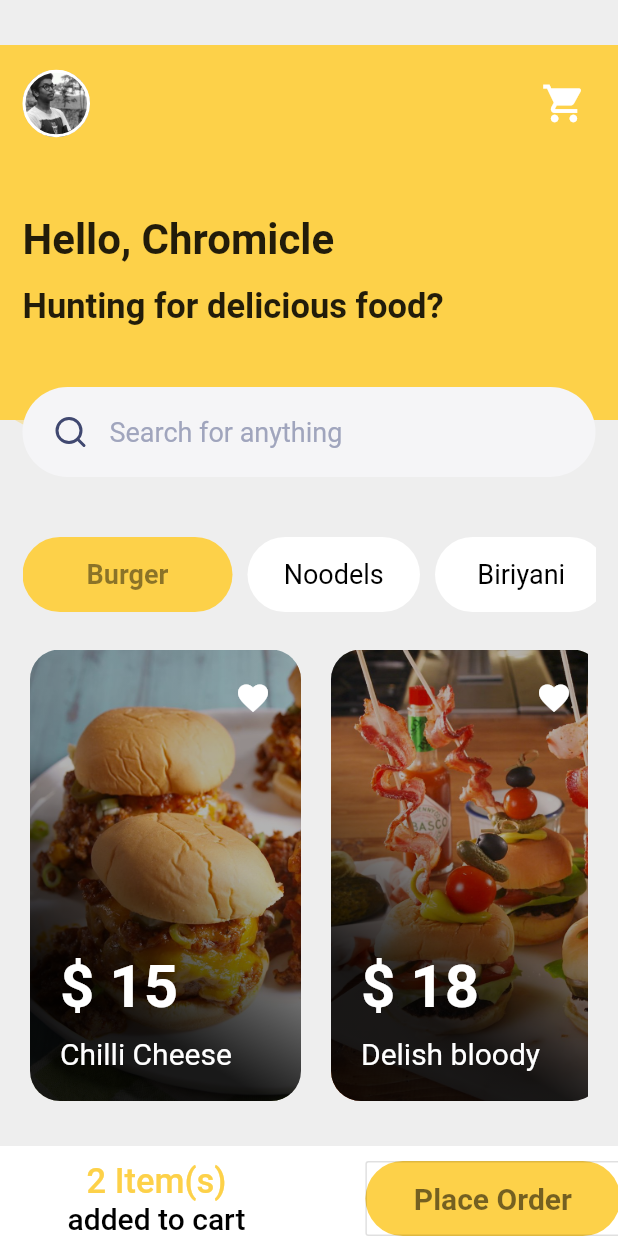
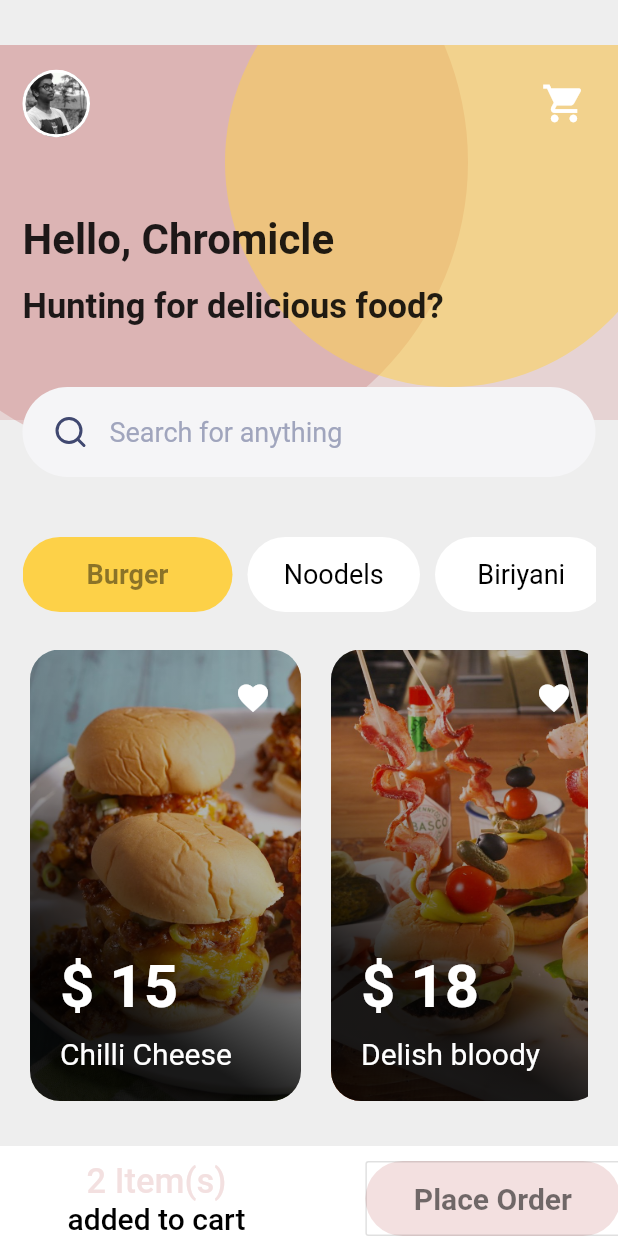
Before and after one commit to ajay-prabhakar/color_check, a Flutter app: the screen it shows after launch, after a tap on "Place Order", on a phone screen of 412 x 824 dp. Run offline on Flutter 3.47's test engine with Material 2 defaults, Android fonts, the phone set to English and light mode, and no system bars; our stand-ins replace flutter_svg, simple_animations; Roboto replaces fonts that are missing (Quicksand).

Commit message:
feat: add get random color feature

```diff
--- a/example/lib/main.dart
+++ b/example/lib/main.dart
@@ -47,7 +47,7 @@ class _MyHomePageState extends State<MyHomePage> {
                 Container(
                   height: 250.0,
                   width: double.infinity,
-                  color: getCurrentColor(),
+                  color: getRandomColor(),
                 ),
                 Positioned(
                   bottom: 50.0,
@@ -57,7 +57,7 @@ class _MyHomePageState extends State<MyHomePage> {
                     width: 400.0,
                     decoration: BoxDecoration(
                         borderRadius: BorderRadius.circular(200.0),
-                        color: getCurrentColor().withOpacity(0.4)),
+                        color: getRandomColor().withOpacity(0.4)),
                   ),
                 ),
                 Positioned(
@@ -222,7 +222,7 @@ class _MyHomePageState extends State<MyHomePage> {
                             style: TextStyle(
                               fontSize: 23,
                               fontWeight: FontWeight.w500,
-                              color: getCurrentColor(),
+                              color: getRandomColor(),
                             )),
                         Text("added to cart",
                             style: TextStyle(
@@ -271,7 +271,7 @@ class _MyHomePageState extends State<MyHomePage> {
       child: Container(
         margin: EdgeInsets.only(right: 10, top: 10),
         decoration: BoxDecoration(
-          color: getCurrentColor(),
+          color: getRandomColor(),
           borderRadius: BorderRadius.circular(50),
         ),
         child: OutlineButton(
@@ -284,7 +284,7 @@ class _MyHomePageState extends State<MyHomePage> {
           ),
           onPressed: () {
             setState(() {
-              changeColor(1);
+              getRandomColor();
             });
           },
         ),
--- a/lib/colorcheck.dart
+++ b/lib/colorcheck.dart
@@ -62,6 +62,16 @@ void changeColor(int strength) {
   ColorCheck.currentColor = Color(ColorCheck.colorNum);
 }
 
+Color getRandomColor(){
+  int randomNum = _getRandomNum(10);
+  print("The Random color is " +
+      Color(randomNum).toString() +
+      "    " +
+      DateTime.now().toString() +
+      "\n");
+  return Color(randomNum);
+}
+
 int _getRandomNum(int digitCount) {
   var rnd = new Random();
   var next = rnd.nextDouble() * pow(10, digitCount);
```
